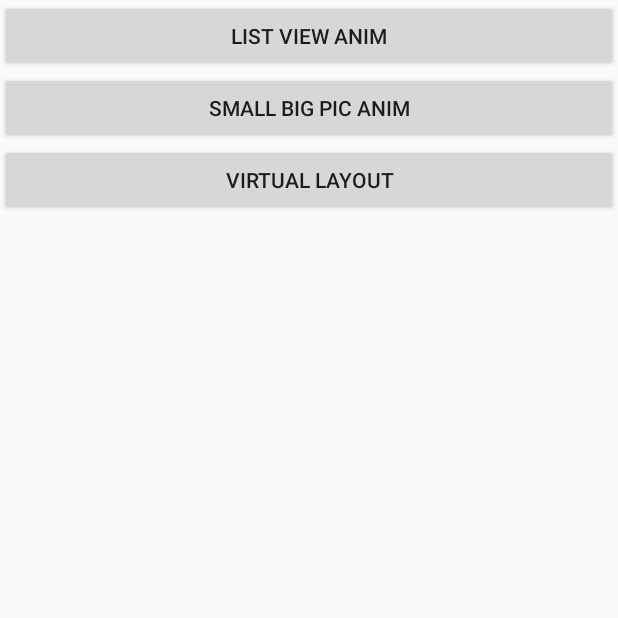
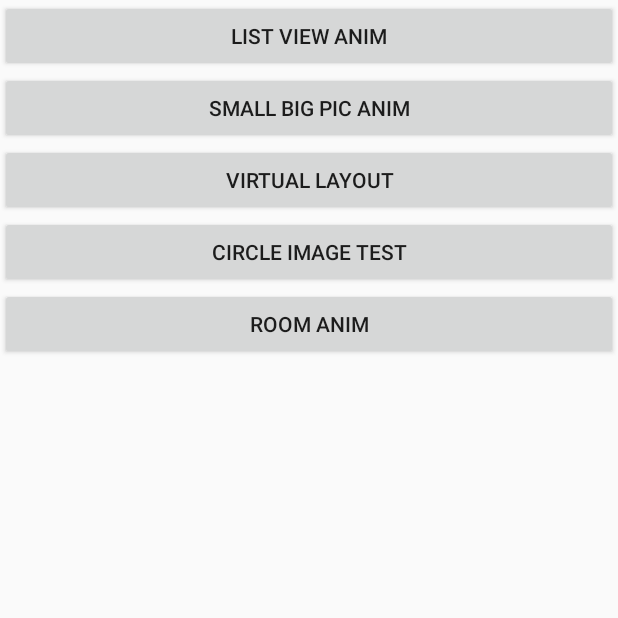
Before and after one commit to CallMeInk/MyDefinedView, an Android app: the WorkTest screen opened directly, with no data from a screen before it, on a phone screen of 412 x 824 dp, the top half of it. Run offline under Robolectric (Android 15) with nearby library versions, the phone set to English and light mode, and no system bars; our stand-ins replace CircleImageView; 5 statements that could not run were skipped.

Commit message:
room anim

```diff
--- a/app/build.gradle
+++ b/app/build.gradle
@@ -40,6 +40,7 @@ dependencies {
     compile ('com.alibaba.android:vlayout:1.2.8@aar'){
         transitive = true
     }
+    compile 'de.hdodenhof:circleimageview:2.1.0'
 }
 repositories {
     mavenCentral()
--- a/app/src/main/AndroidManifest.xml
+++ b/app/src/main/AndroidManifest.xml
@@ -88,7 +88,9 @@
         <activity android:name=".ExampleTest.HandlerTest.HandlerTestActivity"/>
         <activity android:name=".ExampleTest.ServiceTest.ServiceTestActivity"/>
         <activity android:name=".ExampleTest.HttpTest.HttpTestActivity"/>
+        <activity android:name=".WorkTest.CircleImageViewTest.CircleImageViewActivity"/>
         <activity android:name=".WorkTest.VirtualLayoutTest.VirtualLayoutActivity"/>
+        <activity android:name=".WorkTest.SlideToShowRoomAnim.SlideToShowRoomAnimActivity"/>
     </application>
 
 </manifest>
--- /dev/null
+++ b/app/src/main/java/com/example/yukai/mydefinedview/WorkTest/SlideToShowRoomAnim/SlideToShowRoomAnimActivity.java
@@ -0,0 +1,109 @@
+package com.example.yukai.mydefinedview.WorkTest.SlideToShowRoomAnim;
+
+import android.animation.ValueAnimator;
+import android.app.Activity;
+import android.os.Bundle;
+import android.support.annotation.Nullable;
+import android.support.v7.widget.LinearLayoutManager;
+import android.support.v7.widget.RecyclerView;
+import android.util.Log;
+import android.view.View;
+import android.widget.Button;
+import android.widget.ImageView;
+import android.widget.TextView;
+
+import com.example.yukai.mydefinedview.R;
+import com.example.yukai.mydefinedview.Utils.DeviceUtils;
+
+/**
+ * Created by yukai on 2018/8/1.
+ */
+
+public class SlideToShowRoomAnimActivity extends Activity{
+
+    private RecyclerView mRecyclerView;
+    private RoomAnimAdapter mAdapter;
+    private ValueAnimator animator;
+    private TextView mFakeText;
+    private ImageView mFakeImage;
+    private Button mButton;
+    private int count = 0;
+
+    @Override
+    protected void onCreate(@Nullable Bundle savedInstanceState) {
+        super.onCreate(savedInstanceState);
+        setContentView(R.layout.slide_to_show_room_anim_activity);
+        mRecyclerView = (RecyclerView) findViewById(R.id.show_room_anim_recycler_view);
+        mFakeText = (TextView) findViewById(R.id.fake_text);
+        mFakeImage = (ImageView) findViewById(R.id.image);
+        mButton = (Button) findViewById(R.id.btn_start);
+        LinearLayoutManager layoutManager = new LinearLayoutManager(this);
+        layoutManager.setOrientation(LinearLayoutManager.VERTICAL);
+        mAdapter = new RoomAnimAdapter(this);
+        mRecyclerView.setLayoutManager(layoutManager);
+        mRecyclerView.setAdapter(mAdapter);
+        mButton.setOnClickListener(new View.OnClickListener() {
+            @Override
+            public void onClick(View v) {
+                startAnimation();
+            }
+        });
+    }
+
+    private void startAnimation(){
+        animator = new ValueAnimator();
+        animator.setTarget(mFakeText);
+        //animator.setInterpolator(new LinearInterpolator());
+        animator.setDuration(2000);
+        animator.addUpdateListener(new ValueAnimator.AnimatorUpdateListener() {
+            @Override
+            public void onAnimationUpdate(ValueAnimator animation) {
+                int alphaInt = (Integer) animation.getAnimatedValue();
+                Log.e("yk", "alphaInt::" + alphaInt);
+                if (alphaInt > 200){
+                    setVisibility(false);
+                    return;
+                }
+                if (alphaInt <= 1){
+                    setVisibility(false);
+                    doScroll();
+                    return;
+                }
+                setVisibility(true);
+                float alpha;
+                if (alphaInt > 100){
+                    alpha = (alphaInt - 100) * 1.0f / 200 + 0.5f;
+                }else{
+                    alpha = (100 - alphaInt) * 1.0f / 200 + 0.5f;
+                }
+                mFakeText.setAlpha(alpha);
+                mFakeImage.setAlpha(alpha);
+            }
+        });
+        animator.setIntValues(300, 0);
+        animator.start();
+    }
+
+    private void setVisibility(boolean state){
+        mRecyclerView.setVisibility(state ? View.GONE : View.VISIBLE);
+        mFakeText.setVisibility(state ? View.VISIBLE : View.GONE);
+        mFakeImage.setVisibility(state ? View.VISIBLE : View.GONE);
+        setText();
+    }
+
+    private void doScroll(){
+        mRecyclerView.smoothScrollBy(0, DeviceUtils.getPixelFromDp(20));
+        animator.cancel();
+        //animator.setIntValues(300, 0);
+        if (this.isFinishing()){
+            return;
+        }
+        animator.start();
+        count++;
+    }
+
+    private void setText(){
+        mFakeText.setText(count % 2 == 0 ? "上滑查看房型" : "$12345");
+    }
+
+}
--- a/app/src/main/res/layout/work_test_activity.xml
+++ b/app/src/main/res/layout/work_test_activity.xml
@@ -23,4 +23,16 @@
         android:layout_height="wrap_content"
         android:text="virtual layout"/>
 
+    <Button
+        android:id="@+id/btn_circle_image_test"
+        android:layout_width="match_parent"
+        android:layout_height="wrap_content"
+        android:text="circle image test"/>
+
+    <Button
+        android:id="@+id/btn_room_anim"
+        android:layout_width="match_parent"
+        android:layout_height="wrap_content"
+        android:text="room anim"/>
+
 </LinearLayout>
```
Also changed, not shown: app/src/main/java/com/example/yukai/mydefinedview/WorkTest/CircleImageViewTest/CircleImageViewActivity.java (added, +20 -0 lines), app/src/main/java/com/example/yukai/mydefinedview/WorkTest/SlideToShowRoomAnim/RoomAnimAdapter.java (added, +79 -0 lines), app/src/main/java/com/example/yukai/mydefinedview/WorkTest/WorkTest.kt (+10 -0 lines), app/src/main/res/layout/circle_image_test_activity_layout.xml (added, +15 -0 lines), app/src/main/res/layout/room_anim_item_type_1.xml (added, +23 -0 lines), app/src/main/res/layout/room_anim_item_type_2.xml (added, +23 -0 lines), app/src/main/res/layout/slide_to_show_room_anim_activity.xml (added, +47 -0 lines), app/src/main/res/drawable/slide_up.png (added).
